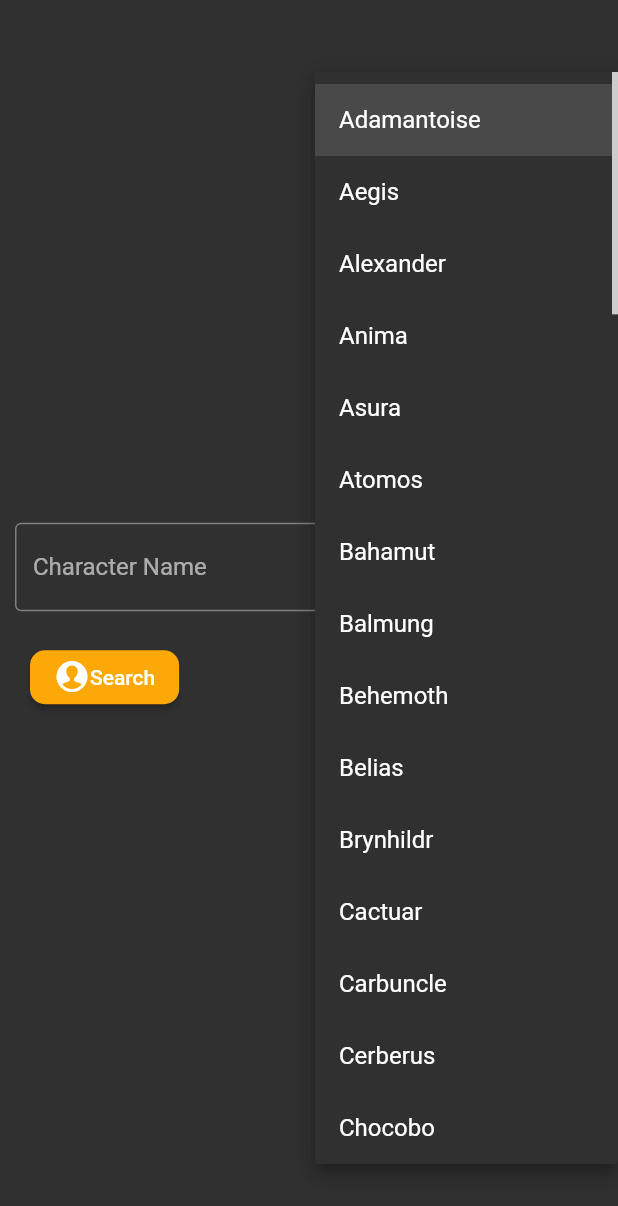
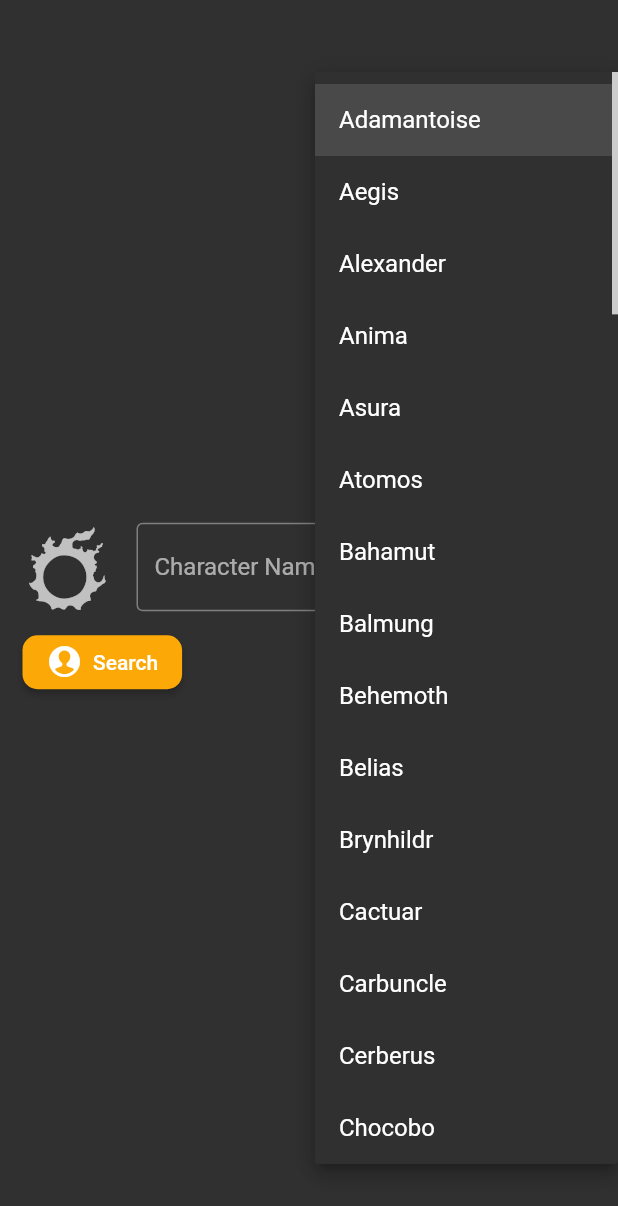
Before and after one commit to 4Federiz/xiv, a Flutter app: the screen it shows after launch, after a tap on "Choose your Server", on a phone screen of 412 x 824 dp. Shown: the top 1206 px of the screen. Run offline on Flutter 3.47's test engine with Material 2 defaults, Android fonts, the phone set to English and light mode, and no system bars; network calls fail.

Commit message:
WelcomeScreen implementation

```diff
--- /dev/null
+++ b/lib/brains/url_handling.dart
@@ -0,0 +1,27 @@
+import 'xiv.dart';
+import 'package:http/http.dart' as http;
+import 'dart:convert';
+import 'package:xiv/consts/constants.dart';
+
+class UrlHandling {
+  String urlTest =
+      kUrl + kCharacter + 'search?name=Fed+Eriz&server=Adamantoise';
+//  String urlTestId = kUrl + kCharacter + idUser;
+
+  Future fetchData() async {
+    return await http.get('https://xivapi.com/character/search?name=Fed+Eriz&server=Adamantoise');
+  }
+
+//  void parseCharacterData() {
+//    print('Enter parseCharacterData');
+//    XIV xiv = XIV(
+//      avatar: decoder['Results'][0]['Avatar'],
+//      feastMatches: decoder['Results'][0]['FeastMatches'],
+//      id: decoder['Results'][0]['ID'],
+//      language: decoder['Results'][0]['Lang'],
+//      characterName: decoder['Results'][0]['Name'],
+//      rank: decoder['Results'][0]['Rank'],
+//      server: decoder['Results'][0]['Server'],
+//    );
+//  }
+}
--- a/lib/brains/xiv.dart
+++ b/lib/brains/xiv.dart
@@ -2,18 +2,17 @@ class XIV {
   String characterName;
   String avatar;
   int feastMatches;
-  int id;
+  int userID;
   String language;
   String rank;
   String server;
 
-  XIV({
-    this.id,
-    this.avatar,
-    this.characterName,
-    this.server,
-    this.language,
-    this.feastMatches,
-    this.rank,
-  });
+//  XIV({
+//    this.avatar,
+//    this.characterName,
+//    this.server,
+//    this.language,
+//    this.feastMatches,
+//    this.rank,
+//  });
 }
--- a/lib/consts/constants.dart
+++ b/lib/consts/constants.dart
@@ -1,18 +1,22 @@
 //https://xivapi.com/docs
-//My character url: https://xivapi.com/character/search?name=Fed+Eriz&server=Adamantoise
 import 'package:flutter/material.dart';
 export 'f_f_fonts_icons.dart';
 
-final String kApiKey = '?private_key=dd7264709cc043678c0f79dec7a6325ec4089f637eec45278e083d957d11981c';
+final String kApiKey =
+    '?private_key=dd7264709cc043678c0f79dec7a6325ec4089f637eec45278e083d957d11981c';
 final String kUrl = 'https://xivapi.com/';
 final String kCharacter = 'character/';
 
-final kActiveColour = Color(0xFFFCA908);
-final kBackgroundColour = Color(0xFFEFEEEA);
+const kActiveColour = Color(0xFFFCA908);
+const kBackgroundColour = Color(0xFFEFEEEA);
 
-final kTheme = ThemeData.dark().copyWith(
-//  scaffoldBackgroundColor: kBackgroundColour,
-);
+const kHeroTagIntroScreen = 'IntroScreenTag';
+
+const kRouteCharacterScreen = '/Character';
+const kRouteWelcomeScreen = '/Welcome';
+const kRouteIntroScreen = '/';
+
+final kTheme = ThemeData.dark();
 
 List<String> kServers = [
   'Adamantoise',
--- a/lib/main.dart
+++ b/lib/main.dart
@@ -1,6 +1,8 @@
 import 'package:flutter/material.dart';
 import 'package:xiv/consts/constants.dart';
-import 'screens/welcome_screen.dart';
+import 'package:xiv/screens/character_screen.dart';
+import 'package:xiv/screens/intro_screen.dart';
+import 'package:xiv/screens/welcome_screen.dart';
 
 void main() => runApp(MyApp());
 
@@ -8,9 +10,13 @@ class MyApp extends StatelessWidget {
   @override
   Widget build(BuildContext context) {
     return MaterialApp(
-      title: 'Flutter Demo',
       theme: kTheme,
-      home: WelcomeScreen(),
+      initialRoute: kRouteIntroScreen,
+      routes: {
+        kRouteIntroScreen: (context) => IntroScreen(),
+        kRouteWelcomeScreen: (context) => WelcomeScreen(),
+        kRouteCharacterScreen: (context) => CharacterScreen(),
+      },
     );
   }
 }
--- /dev/null
+++ b/lib/screens/intro_screen.dart
@@ -0,0 +1,24 @@
+import 'dart:async';
+import 'package:flutter/material.dart';
+import 'package:xiv/consts/constants.dart';
+
+class IntroScreen extends StatelessWidget {
+  @override
+  Widget build(BuildContext context) {
+    Timer _timer = Timer(Duration(seconds: 3), () {
+      Navigator.pushNamed(context, kRouteWelcomeScreen);
+    });
+
+    return Scaffold(
+      body: Hero(
+        tag: kHeroTagIntroScreen,
+        child: Center(
+          child: Icon(
+            FFFonts.FFXIVMeteo,
+            size: 60,
+          ),
+        ),
+      ),
+    );
+  }
+}
--- a/lib/screens/welcome_screen.dart
+++ b/lib/screens/welcome_screen.dart
@@ -1,12 +1,16 @@
+import 'dart:convert';
 import 'package:flutter/material.dart';
-import 'package:xiv/brains/json_handling.dart';
+import 'package:xiv/brains/url_handling.dart';
 import 'package:xiv/brains/xiv.dart';
 import 'package:xiv/consts/constants.dart';
+import 'package:xiv/widgets/dropdown_menu.dart';
 import 'package:xiv/widgets/flat_button.dart';
 
 class WelcomeScreen extends StatefulWidget {
-  JsonHandling json = JsonHandling();
+  UrlHandling json = UrlHandling();
   XIV xiv;
+  String jsonBody;
+  Map<String, dynamic> decoder;
 
   @override
   _WelcomeScreenState createState() => _WelcomeScreenState();
@@ -14,17 +18,7 @@ class WelcomeScreen extends StatefulWidget {
 
 class _WelcomeScreenState extends State<WelcomeScreen> {
   @override
-  void initState() {
-    super.initState();
-
-    //This will automatically fetch Fed Eriz' data.
-//    widget.json.fetchData(widget.xiv);
-  }
-
-  @override
   Widget build(BuildContext context) {
-    String dropdownValue;
-
     return Scaffold(
       body: Center(
         child: Column(
@@ -32,10 +26,17 @@ class _WelcomeScreenState extends State<WelcomeScreen> {
           crossAxisAlignment: CrossAxisAlignment.end,
           children: <Widget>[
             Container(
-              margin: EdgeInsets.all(10),
+              margin: EdgeInsets.symmetric(horizontal: 15),
               child: TextField(
                 decoration: InputDecoration(
                   border: OutlineInputBorder(),
+                  icon: Hero(
+                    tag: kHeroTagIntroScreen,
+                    child: Icon(
+                      FFFonts.FFXIVMeteo,
+                      size: 60,
+                    ),
+                  ),
                   labelText: 'Character Name',
                   hintText: '',
                 ),
@@ -46,39 +47,34 @@ class _WelcomeScreenState extends State<WelcomeScreen> {
               crossAxisAlignment: CrossAxisAlignment.center,
               children: <Widget>[
                 Container(
-                  margin: EdgeInsets.all(10),
+                  margin: EdgeInsets.all(5),
                   padding: EdgeInsets.only(left: 10),
                   child: FButton(
-                    text: 'Search',
+                    text: '  Search',
                     toDo: () async {
-                      //Search and new screen.
-                      await widget.json.fetchData(widget.xiv);
-//                      widget.xiv.test();
+                      //Search url from string Textfield and push new screen.
+                      dynamic response = await widget.json.fetchData();
+
+                      if (response.statusCode == 200) {
+                        widget.jsonBody = response.body;
+                        widget.decoder = jsonDecode(widget.jsonBody);
+                        widget.xiv.userID = widget.decoder['Results'][0]['ID'];
+                        Navigator.pushNamed(context, kRouteCharacterScreen);
+                      } else {
+                        print('Error parsing data. URL may be wrong');
+                      }
                     },
                   ),
                 ),
                 VerticalDivider(),
                 Container(
                   margin: EdgeInsets.all(10),
-                  child: DropdownButton<String>(
-                    hint: Text('Choose your Server'),
-                    value: dropdownValue,
-                    onChanged: (newValue) {
-                      setState(() {
-                        dropdownValue = newValue;
-                        print(dropdownValue);
-                      });
-                    },
-                    items: kServers.map<DropdownMenuItem<String>>((String val) {
-                      return DropdownMenuItem<String>(
-                        value: val,
-                        child: Text(val),
-                      );
-                    }).toList(),
-                  ),
+                  child: DropDownMenu(),
                 ),
               ],
             ),
+
+            ///TODO: News feed would go here
           ],
         ),
       ),
--- /dev/null
+++ b/lib/widgets/dropdown_menu.dart
@@ -0,0 +1,30 @@
+import 'package:flutter/material.dart';
+import 'package:xiv/consts/constants.dart';
+
+class DropDownMenu extends StatefulWidget {
+  @override
+  _DropDownMenuState createState() => _DropDownMenuState();
+}
+
+class _DropDownMenuState extends State<DropDownMenu> {
+  String dropdownValue;
+  @override
+  Widget build(BuildContext context) {
+    return DropdownButton<String>(
+      hint: Text('Choose your Server'),
+      value: dropdownValue,
+      onChanged: (newValue) {
+        setState(() {
+          dropdownValue = newValue;
+          print(dropdownValue);
+        });
+      },
+      items: kServers.map<DropdownMenuItem<String>>((String val) {
+        return DropdownMenuItem<String>(
+          value: val,
+          child: Text(val),
+        );
+      }).toList(),
+    );
+  }
+}
```
Also changed, not shown: lib/brains/json_handling.dart (deleted, +0 -44 lines), lib/screens/character_screen.dart (added, +20 -0 lines).
